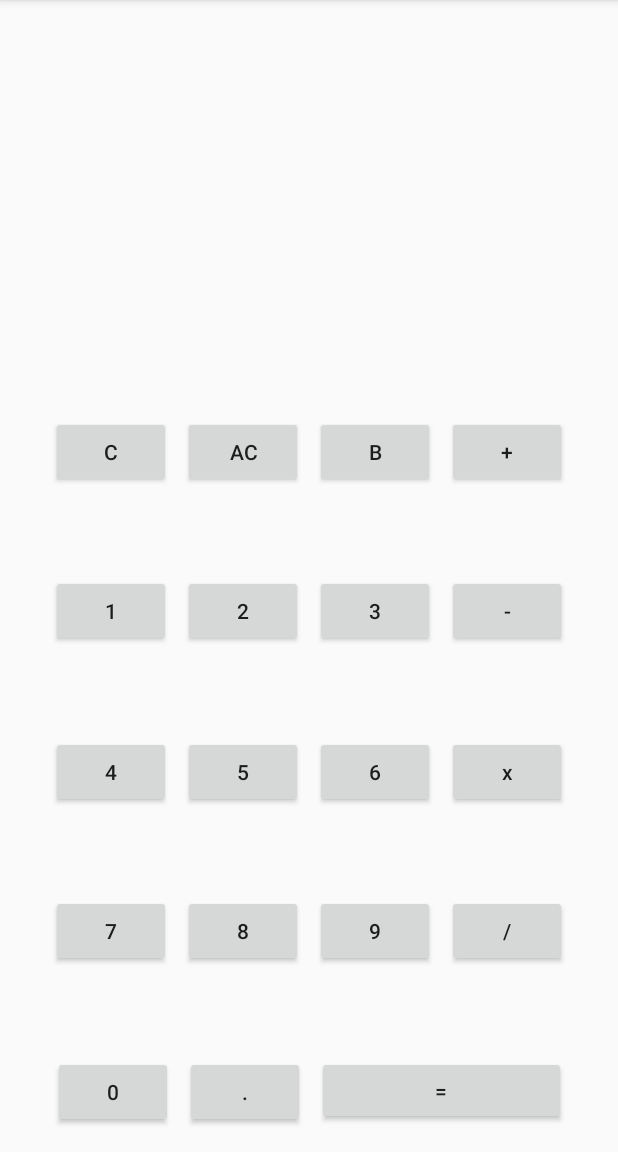
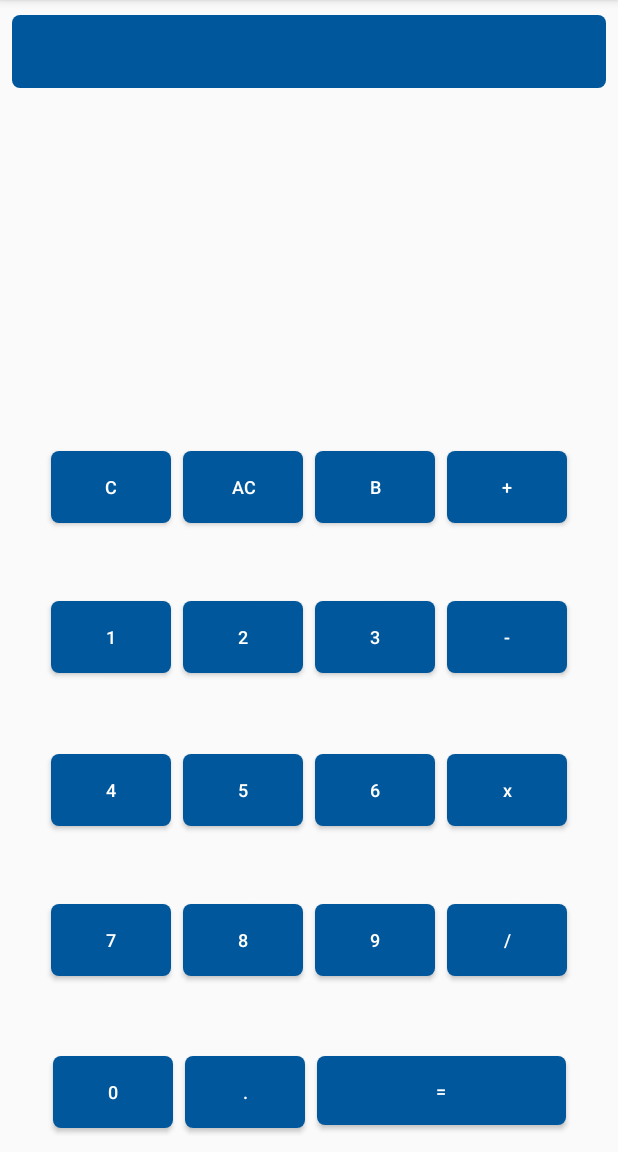
Before and after one commit to nigelcardozo/KotlinCalculator, an Android app: the screen it shows after launch (MainActivity), on a phone screen of 412 x 824 dp, the part 84-1236 px from its top. Run offline under Robolectric (Android 15) with nearby library versions, the phone set to English and light mode, and no system bars; 3 statements that could not run were skipped.

Commit message:
Stylised buttons

```diff
--- /dev/null
+++ b/app/src/main/res/drawable/button_rounded_corners.xml
@@ -0,0 +1,5 @@
+<shape xmlns:android="http://schemas.android.com/apk/res/android"
+       android:shape="rectangle">
+    <solid android:color="@color/material_dark_blue" />
+    <corners android:radius="5dp" />
+</shape>
--- a/app/src/main/res/layout/activity_main.xml
+++ b/app/src/main/res/layout/activity_main.xml
@@ -9,15 +9,19 @@
 
     <TextView
             android:id="@+id/tvCalcOutput"
+            android:background="@drawable/button_rounded_corners"
             android:layout_width="match_parent"
             android:layout_height="wrap_content"
             android:text=""
+            android:textSize="@dimen/calculator_display_output_size"
+            android:textColor="@color/material_white"
             android:gravity="center"
             android:layout_marginTop="10dp"
             app:layout_constraintLeft_toLeftOf="parent"
             app:layout_constraintRight_toRightOf="parent"
             app:layout_constraintTop_toTopOf="parent"
-            tools:text="123456789"/>
+            tools:text="123456789" app:layout_constraintStart_toStartOf="parent" android:layout_marginEnd="8dp"
+            app:layout_constraintEnd_toStartOf="@+id/guideline2" android:layout_marginStart="8dp"/>
 
     <android.support.constraint.Guideline android:layout_width="wrap_content" android:layout_height="wrap_content"
                                           android:id="@+id/guideline1" app:layout_constraintGuide_begin="16dp"
@@ -25,9 +29,12 @@
 
     <Button
             android:id="@+id/btnClear"
+            android:background="@drawable/button_rounded_corners"
             android:layout_width="80dp"
             android:layout_height="wrap_content"
             android:text="C"
+            android:textSize="@dimen/calculator_button_size"
+            android:textColor="@color/material_white"
             android:layout_columnSpan="1"
             android:textAllCaps="false"
             android:layout_marginTop="200dp" app:layout_constraintTop_toBottomOf="@+id/tvCalcOutput"
@@ -38,9 +45,12 @@
 
     <Button
             android:id="@+id/btnAllClear"
+            android:background="@drawable/button_rounded_corners"
             android:layout_width="80dp"
             android:layout_height="wrap_content"
             android:text="AC"
+            android:textSize="@dimen/calculator_button_size"
+            android:textColor="@color/material_white"
             android:layout_columnSpan="1"
             android:textAllCaps="false"
             app:layout_constraintTop_toTopOf="@+id/btnClear" app:layout_constraintBottom_toBottomOf="@+id/btnClear"
@@ -51,9 +61,12 @@
 
     <Button
             android:id="@+id/btnBackSpace"
+            android:background="@drawable/button_rounded_corners"
             android:layout_width="80dp"
             android:layout_height="wrap_content"
             android:text="B"
+            android:textSize="@dimen/calculator_button_size"
+            android:textColor="@color/material_white"
             android:layout_columnSpan="1"
             android:textAllCaps="false"
             app:layout_constraintTop_toTopOf="@+id/btnAllClear"
@@ -64,9 +77,12 @@
 
     <Button
             android:id="@+id/btnOperatorAdd"
+            android:background="@drawable/button_rounded_corners"
             android:layout_width="80dp"
             android:layout_height="wrap_content"
             android:text="+"
+            android:textSize="@dimen/calculator_button_size"
+            android:textColor="@color/material_white"
             android:layout_columnSpan="1"
             android:textAllCaps="false"
             app:layout_constraintTop_toTopOf="@+id/btnBackSpace"
@@ -77,9 +93,12 @@
 
     <Button
             android:id="@+id/btnNum1"
+            android:background="@drawable/button_rounded_corners"
             android:layout_width="80dp"
             android:layout_height="wrap_content"
             android:text="1"
+            android:textSize="@dimen/calculator_button_size"
+            android:textColor="@color/material_white"
             android:layout_columnSpan="1"
             android:textAllCaps="false"
             app:layout_constraintTop_toBottomOf="@+id/btnClear" android:layout_marginStart="16dp"
@@ -90,9 +109,12 @@
 
     <Button
             android:id="@+id/btnNum2"
+            android:background="@drawable/button_rounded_corners"
             android:layout_width="80dp"
             android:layout_height="wrap_content"
             android:text="2"
+            android:textSize="@dimen/calculator_button_size"
+            android:textColor="@color/material_white"
             android:layout_columnSpan="1"
             android:textAllCaps="false"
             app:layout_constraintTop_toTopOf="@+id/btnNum1" app:layout_constraintBottom_toBottomOf="@+id/btnNum1"
@@ -101,9 +123,12 @@
 
     <Button
             android:id="@+id/btnNum3"
+            android:background="@drawable/button_rounded_corners"
             android:layout_width="80dp"
             android:layout_height="wrap_content"
             android:text="3"
+            android:textSize="@dimen/calculator_button_size"
+            android:textColor="@color/material_white"
             android:layout_columnSpan="1"
             android:textAllCaps="false"
             app:layout_constraintTop_toTopOf="@+id/btnNum2" app:layout_constraintBottom_toBottomOf="@+id/btnNum2"
@@ -112,9 +137,12 @@
 
     <Button
             android:id="@+id/btnOperatorSubtract"
+            android:background="@drawable/button_rounded_corners"
             android:layout_width="80dp"
             android:layout_height="wrap_content"
             android:text="-"
+            android:textSize="@dimen/calculator_button_size"
+            android:textColor="@color/material_white"
             android:layout_columnSpan="1"
             android:textAllCaps="false"
             app:layout_constraintTop_toTopOf="@+id/btnNum3" app:layout_constraintBottom_toBottomOf="@+id/btnNum3"
@@ -125,9 +153,12 @@
 
     <Button
             android:id="@+id/btnNum4"
+            android:background="@drawable/button_rounded_corners"
             android:layout_width="80dp"
             android:layout_height="wrap_content"
             android:text="4"
+            android:textSize="@dimen/calculator_button_size"
+            android:textColor="@color/material_white"
             android:layout_columnSpan="1"
             android:textAllCaps="false"
             app:layout_constraintTop_toBottomOf="@+id/btnNum1"
@@ -140,9 +171,12 @@
 
     <Button
             android:id="@+id/btnNum5"
+            android:background="@drawable/button_rounded_corners"
             android:layout_width="80dp"
             android:layout_height="wrap_content"
             android:text="5"
+            android:textSize="@dimen/calculator_button_size"
+            android:textColor="@color/material_white"
             android:layout_columnSpan="1"
             android:textAllCaps="false"
             app:layout_constraintTop_toTopOf="@+id/btnNum4" app:layout_constraintBottom_toBottomOf="@+id/btnNum4"
@@ -151,9 +185,12 @@
 
     <Button
             android:id="@+id/btnNum6"
+            android:background="@drawable/button_rounded_corners"
             android:layout_width="80dp"
             android:layout_height="wrap_content"
             android:text="6"
+            android:textSize="@dimen/calculator_button_size"
+            android:textColor="@color/material_white"
             android:layout_columnSpan="1"
             android:textAllCaps="false"
             app:layout_constraintTop_toTopOf="@+id/btnNum5" app:layout_constraintBottom_toBottomOf="@+id/btnNum5"
@@ -162,9 +199,12 @@
 
     <Button
             android:id="@+id/btnOperatorMultiply"
+            android:background="@drawable/button_rounded_corners"
             android:layout_width="80dp"
             android:layout_height="wrap_content"
             android:text="x"
+            android:textSize="@dimen/calculator_button_size"
+            android:textColor="@color/material_white"
             android:layout_columnSpan="1"
             android:textAllCaps="false"
             app:layout_constraintTop_toTopOf="@+id/btnNum6" app:layout_constraintBottom_toBottomOf="@+id/btnNum6"
@@ -175,9 +215,12 @@
 
     <Button
             android:id="@+id/btnNum7"
+            android:background="@drawable/button_rounded_corners"
             android:layout_width="80dp"
             android:layout_height="wrap_content"
             android:text="7"
+            android:textSize="@dimen/calculator_button_size"
+            android:textColor="@color/material_white"
             android:layout_columnSpan="1"
             android:textAllCaps="false"
             app:layout_constraintTop_toBottomOf="@+id/btnNum4"
@@ -190,9 +233,12 @@
 
     <Button
             android:id="@+id/btnNum8"
+            android:background="@drawable/button_rounded_corners"
             android:layout_width="80dp"
             android:layout_height="wrap_content"
             android:text="8"
+            android:textSize="@dimen/calculator_button_size"
+            android:textColor="@color/material_white"
             android:layout_columnSpan="1"
             android:textAllCaps="false"
             app:layout_constraintTop_toTopOf="@+id/btnNum7" app:layout_constraintBottom_toBottomOf="@+id/btnNum7"
@@ -202,9 +248,12 @@
 
     <Button
             android:id="@+id/btnNum9"
+            android:background="@drawable/button_rounded_corners"
             android:layout_width="80dp"
             android:layout_height="wrap_content"
             android:text="9"
+            android:textSize="@dimen/calculator_button_size"
+            android:textColor="@color/material_white"
             android:layout_columnSpan="1"
             android:textAllCaps="false"
             app:layout_constraintBottom_toBottomOf="@+id/btnNum8" app:layout_constraintTop_toTopOf="@+id/btnNum8"
@@ -214,9 +263,12 @@
 
     <Button
             android:id="@+id/btnOperatorDivide"
+            android:background="@drawable/button_rounded_corners"
             android:layout_width="80dp"
             android:layout_height="wrap_content"
             android:text="/"
+            android:textSize="@dimen/calculator_button_size"
+            android:textColor="@color/material_white"
             android:layout_columnSpan="1"
             android:textAllCaps="false"
             app:layout_constraintBottom_toBottomOf="@+id/btnNum9" app:layout_constraintTop_toTopOf="@+id/btnNum9"
@@ -228,9 +280,12 @@
 
     <Button
             android:id="@+id/btnNum0"
+            android:background="@drawable/button_rounded_corners"
             android:layout_width="80dp"
             android:layout_height="wrap_content"
             android:text="0"
+            android:textSize="@dimen/calculator_button_size"
+            android:textColor="@color/material_white"
             android:layout_columnSpan="1"
             android:textAllCaps="false"
             android:layout_marginBottom="16dp"
@@ -241,9 +296,12 @@
 
     <Button
             android:id="@+id/btnDecimal"
+            android:background="@drawable/button_rounded_corners"
             android:layout_width="80dp"
             android:layout_height="wrap_content"
             android:text="."
+            android:textSize="@dimen/calculator_button_size"
+            android:textColor="@color/material_white"
             android:layout_columnSpan="1"
             android:textAllCaps="false"
             app:layout_constraintTop_toTopOf="@+id/btnNum0" app:layout_constraintBottom_toBottomOf="@+id/btnNum0"
@@ -252,9 +310,12 @@
 
     <Button
             android:id="@+id/btnOperatorEquals"
+            android:background="@drawable/button_rounded_corners"
             android:layout_width="166dp"
             android:layout_height="46dp"
             android:text="="
+            android:textSize="@dimen/calculator_button_size"
+            android:textColor="@color/material_white"
             android:layout_columnSpan="1"
             android:textAllCaps="false"
             app:layout_constraintTop_toTopOf="@+id/btnDecimal"
--- a/app/src/main/res/values/colors.xml
+++ b/app/src/main/res/values/colors.xml
@@ -3,4 +3,6 @@
     <color name="colorPrimary">#008577</color>
     <color name="colorPrimaryDark">#00574B</color>
     <color name="colorAccent">#D81B60</color>
+    <color name="material_white">#FFFFFF</color>
+    <color name="material_dark_blue">#01579B</color>
 </resources>
--- /dev/null
+++ b/app/src/main/res/values/dimens.xml
@@ -0,0 +1,5 @@
+<?xml version="1.0" encoding="utf-8"?>
+<resources>
+    <dimen name="calculator_button_size">12dp</dimen>
+    <dimen name="calculator_display_output_size">36dp</dimen>
+</resources>
```
